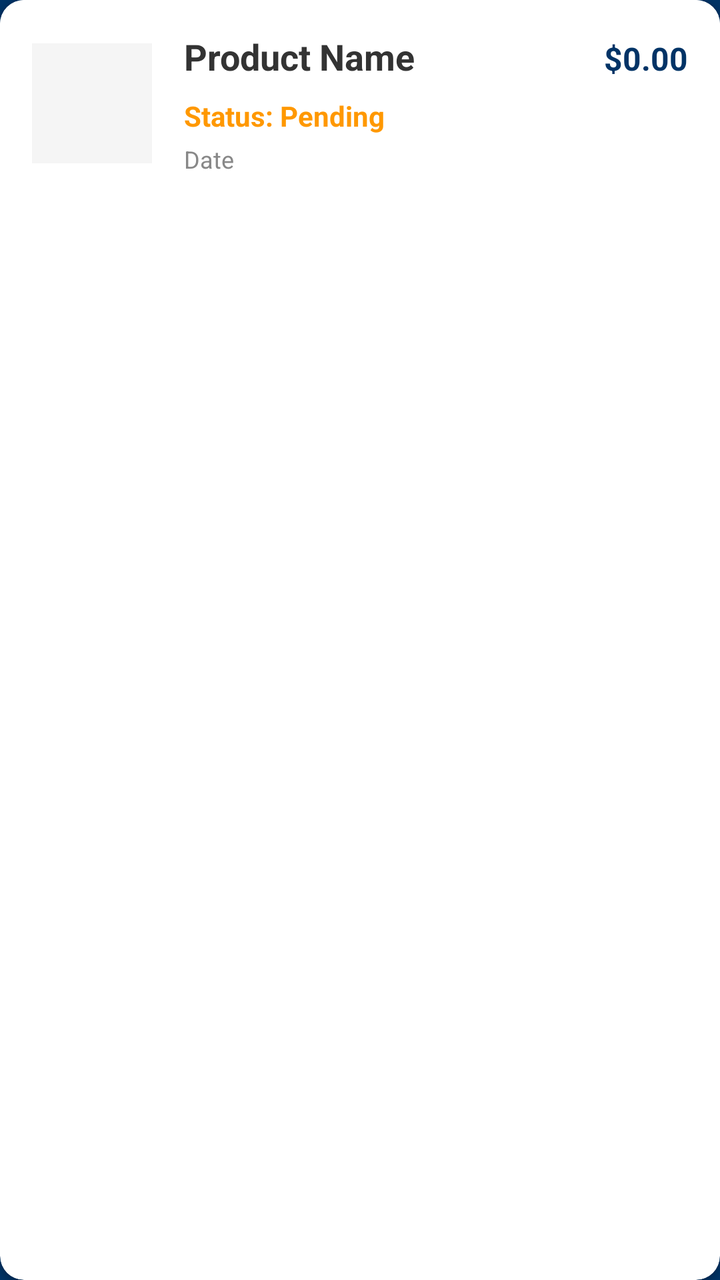
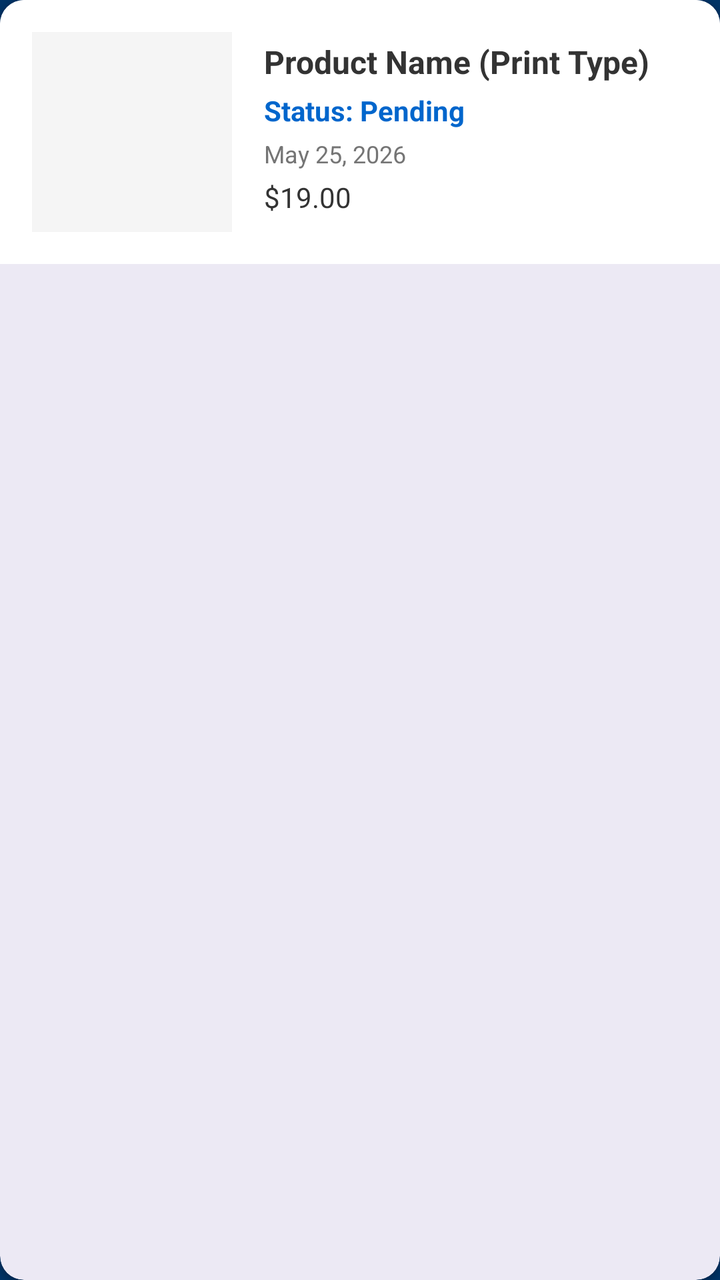

Screens rendered from an Android XML layout before and after an edit, with the pre-edit source and the edit as a unified diff.
<!-- AndroidManifest.xml: application theme Theme.PrintIt -->
<!-- res/layout/item_my_order.xml -->
<?xml version="1.0" encoding="utf-8"?>
<androidx.cardview.widget.CardView xmlns:android="http://schemas.android.com/apk/res/android"
    xmlns:app="http://schemas.android.com/apk/res-auto"
    android:layout_width="match_parent"
    android:layout_height="wrap_content"
    android:layout_marginBottom="12dp"
    app:cardCornerRadius="12dp"
    app:cardElevation="2dp">

    <LinearLayout
        android:layout_width="match_parent"
        android:layout_height="wrap_content"
        android:orientation="horizontal"
        android:padding="16dp"
        android:gravity="center_vertical"
        android:background="#FFFFFF">

        <ImageView
            android:id="@+id/ivHistoryProductImage"
            android:layout_width="60dp"
            android:layout_height="60dp"
            android:layout_marginEnd="16dp"
            android:scaleType="centerCrop"
            android:background="#F5F5F5" />

        <LinearLayout
            android:layout_width="0dp"
            android:layout_height="wrap_content"
            android:layout_weight="1"
            android:orientation="vertical">

            <LinearLayout
                android:layout_width="match_parent"
                android:layout_height="wrap_content"
                android:orientation="horizontal">

                <TextView
                    android:id="@+id/tvHistoryProductName"
                    android:layout_width="0dp"
                    android:layout_height="wrap_content"
                    android:layout_weight="1"
                    android:text="Product Name"
                    android:textSize="18sp"
                    android:textStyle="bold"
                    android:textColor="#333333" />

                <TextView
                    android:id="@+id/tvHistoryPrice"
                    android:layout_width="wrap_content"
                    android:layout_height="wrap_content"
                    android:text="$0.00"
                    android:textSize="16sp"
                    android:textStyle="bold"
                    android:textColor="@color/caicon_blue_primary" />
            </LinearLayout>

            <TextView
                android:id="@+id/tvHistoryStatus"
                android:layout_width="wrap_content"
                android:layout_height="wrap_content"
                android:text="Status: Pending"
                android:textSize="14sp"
                android:textColor="#FF9800"
                android:layout_marginTop="8dp"
                android:textStyle="bold"/>

            <TextView
                android:id="@+id/tvHistoryDate"
                android:layout_width="wrap_content"
                android:layout_height="wrap_content"
                android:text="Date"
                android:textSize="12sp"
                android:textColor="#888888"
                android:layout_marginTop="4dp"/>

        </LinearLayout>
    </LinearLayout>
</androidx.cardview.widget.CardView>
<!-- resources referenced by this layout -->
<resources>
  <color name="caicon_blue_primary">#003366</color>
  <style name="Theme.PrintIt" parent="Base.Theme.PrintIt" />
  <style name="Base.Theme.PrintIt" parent="Theme.Material3.DayNight.NoActionBar">
          <item name="colorPrimary">@color/caicon_blue_primary</item>
          <item name="colorPrimaryVariant">@color/caicon_blue_primary</item>
  
          <item name="android:statusBarColor">@color/caicon_blue_primary</item>
          <item name="android:windowSplashScreenBackground" tools:targetApi="31">@color/caicon_blue_primary</item>
          <item name="android:windowBackground">@color/caicon_blue_primary</item>
  
          <item name="colorControlActivated">@color/caicon_blue_primary</item>
      </style>
</resources>

<!-- the commit's change to res/layout/item_my_order.xml (unified diff, before → after) -->
@@ -1,78 +1,83 @@
 <?xml version="1.0" encoding="utf-8"?>
-<androidx.cardview.widget.CardView xmlns:android="http://schemas.android.com/apk/res/android"
+<com.google.android.material.card.MaterialCardView xmlns:android="http://schemas.android.com/apk/res/android"
     xmlns:app="http://schemas.android.com/apk/res-auto"
     android:layout_width="match_parent"
     android:layout_height="wrap_content"
     android:layout_marginBottom="12dp"
     app:cardCornerRadius="12dp"
-    app:cardElevation="2dp">
+    app:cardElevation="2dp"
+    app:strokeWidth="0dp">
 
     <LinearLayout
         android:layout_width="match_parent"
         android:layout_height="wrap_content"
         android:orientation="horizontal"
-        android:padding="16dp"
-        android:gravity="center_vertical"
-        android:background="#FFFFFF">
+        android:background="@android:color/white"
+        android:padding="16dp">
 
         <ImageView
             android:id="@+id/ivHistoryProductImage"
-            android:layout_width="60dp"
-            android:layout_height="60dp"
+            android:layout_width="100dp"
+            android:layout_height="100dp"
             android:layout_marginEnd="16dp"
-            android:scaleType="centerCrop"
-            android:background="#F5F5F5" />
+            android:scaleType="fitCenter"
+            android:background="#F5F5F5"
+            android:contentDescription="Product Image" />
 
         <LinearLayout
             android:layout_width="0dp"
             android:layout_height="wrap_content"
             android:layout_weight="1"
-            android:orientation="vertical">
+            android:orientation="vertical"
+            android:layout_gravity="center_vertical">
 
-            <LinearLayout
-                android:layout_width="match_parent"
+            <TextView
+                android:id="@+id/tvHistoryProductName"
+                android:layout_width="wrap_content"
                 android:layout_height="wrap_content"
-                android:orientation="horizontal">
-
-                <TextView
-                    android:id="@+id/tvHistoryProductName"
-                    android:layout_width="0dp"
-                    android:layout_height="wrap_content"
-                    android:layout_weight="1"
-                    android:text="Product Name"
-                    android:textSize="18sp"
-                    android:textStyle="bold"
-                    android:textColor="#333333" />
-
-                <TextView
-                    android:id="@+id/tvHistoryPrice"
-                    android:layout_width="wrap_content"
-                    android:layout_height="wrap_content"
-                    android:text="$0.00"
-                    android:textSize="16sp"
-                    android:textStyle="bold"
-                    android:textColor="@color/caicon_blue_primary" />
-            </LinearLayout>
+                android:text="Product Name (Print Type)"
+                android:textColor="#333333"
+                android:textSize="16sp"
+                android:textStyle="bold"
+                android:layout_marginBottom="4dp"/>
 
             <TextView
                 android:id="@+id/tvHistoryStatus"
                 android:layout_width="wrap_content"
                 android:layout_height="wrap_content"
                 android:text="Status: Pending"
+                android:textColor="#0066CC"
                 android:textSize="14sp"
-                android:textColor="#FF9800"
-                android:layout_marginTop="8dp"
-                android:textStyle="bold"/>
+                android:textStyle="bold"
+                android:layout_marginBottom="4dp"/>
 
             <TextView
                 android:id="@+id/tvHistoryDate"
                 android:layout_width="wrap_content"
                 android:layout_height="wrap_content"
-                android:text="Date"
+                android:text="May 25, 2026"
+                android:textColor="#757575"
                 android:textSize="12sp"
-                android:textColor="#888888"
-                android:layout_marginTop="4dp"/>
+                android:layout_marginBottom="4dp"/>
+
+            <TextView
+                android:id="@+id/tvHistoryPrice"
+                android:layout_width="wrap_content"
+                android:layout_height="wrap_content"
+                android:text="$19.00"
+                android:textColor="#333333"
+                android:textSize="14sp"
+                android:layout_marginBottom="4dp"/>
+
+            <RatingBar
+                android:id="@+id/rbOrderRating"
+                android:layout_width="wrap_content"
+                android:layout_height="wrap_content"
+                android:numStars="5"
+                android:stepSize="1.0"
+                android:visibility="gone"
+                style="?android:attr/ratingBarStyleSmall" />
 
         </LinearLayout>
     </LinearLayout>
-</androidx.cardview.widget.CardView>
+</com.google.android.material.card.MaterialCardView>
